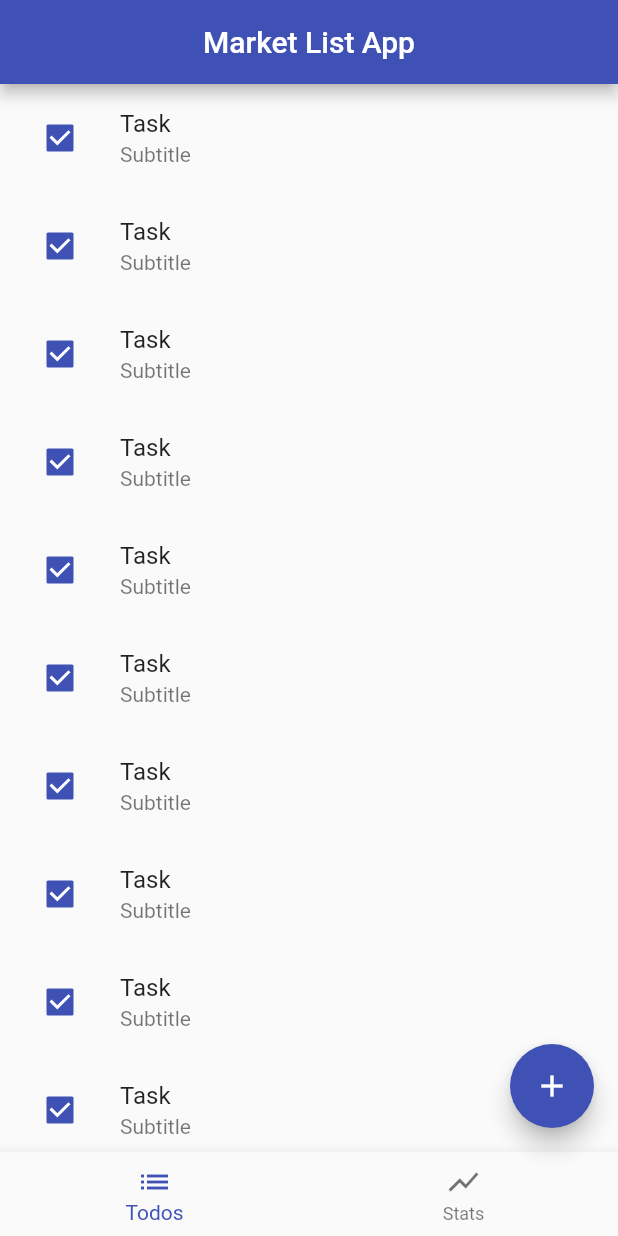
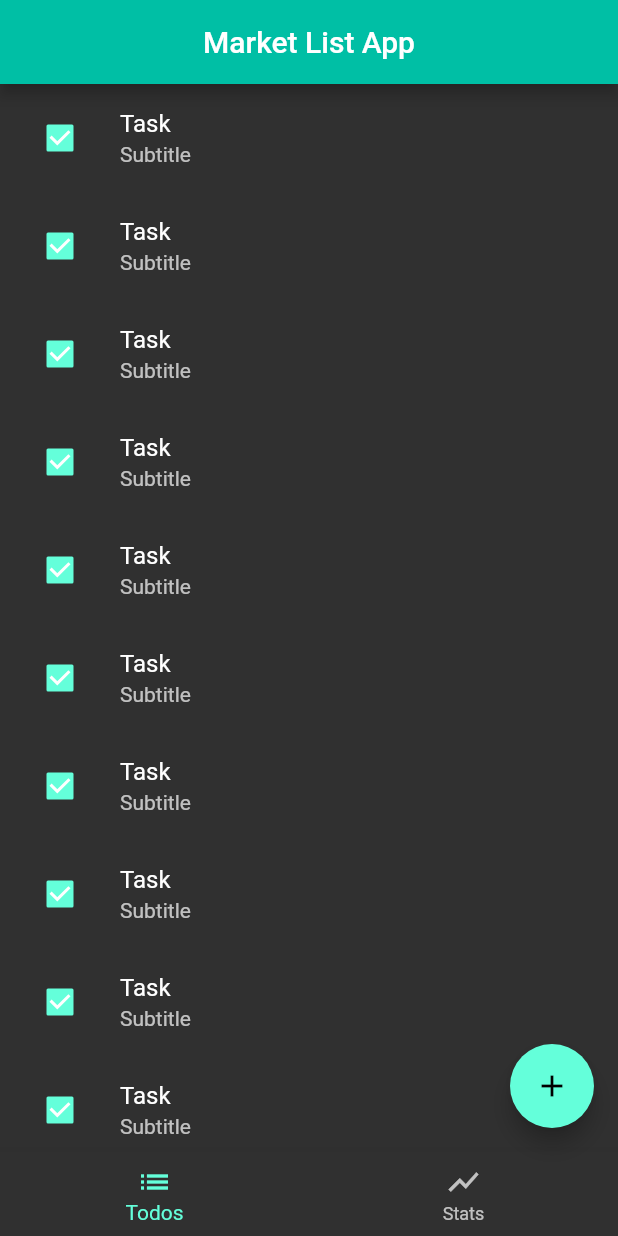
Before and after one commit to lucssilva/flutter_market_list_app, a Flutter app: the screen it shows after launch, on a phone screen of 412 x 824 dp. Run offline on Flutter 3.47's test engine with Material 2 defaults, Android fonts, the phone set to English and light mode, and no system bars.

Commit message:
Updating Dark Theme & Routing System with AddOrEditPage

```diff
--- a/lib/main.dart
+++ b/lib/main.dart
@@ -1,5 +1,7 @@
 import 'package:flutter/material.dart';
 
+import 'utils/consts.dart';
+import 'view/pages/addedit.page.dart';
 import 'view/pages/index.page.dart';
 
 void main() {
@@ -11,8 +13,11 @@ void main() {
 class MarketListApp extends StatelessWidget {
   @override
   build(_) => MaterialApp(
-        home: IndexPage(),
         title: 'Market List App',
-        theme: ThemeData(primarySwatch: Colors.indigo),
+        routes: {
+          Routes.INDEX: (_) => IndexPage(),
+          Routes.ADD: (_) => AddOrEditPage(),
+        },
+        theme: ThemeData.dark().copyWith(primaryColor: Colors.tealAccent[700]),
       );
 }
--- a/lib/utils/consts.dart
+++ b/lib/utils/consts.dart
@@ -1,5 +1,5 @@
 abstract class Routes {
-  static const HOME = '/';
+  static const INDEX = '/';
   static const ADD = '/add';
 }
 
--- /dev/null
+++ b/lib/view/pages/addedit.page.dart
@@ -0,0 +1,6 @@
+import 'package:flutter/material.dart';
+
+class AddOrEditPage extends StatelessWidget {
+  @override
+  build(_) => Container();
+}
```
